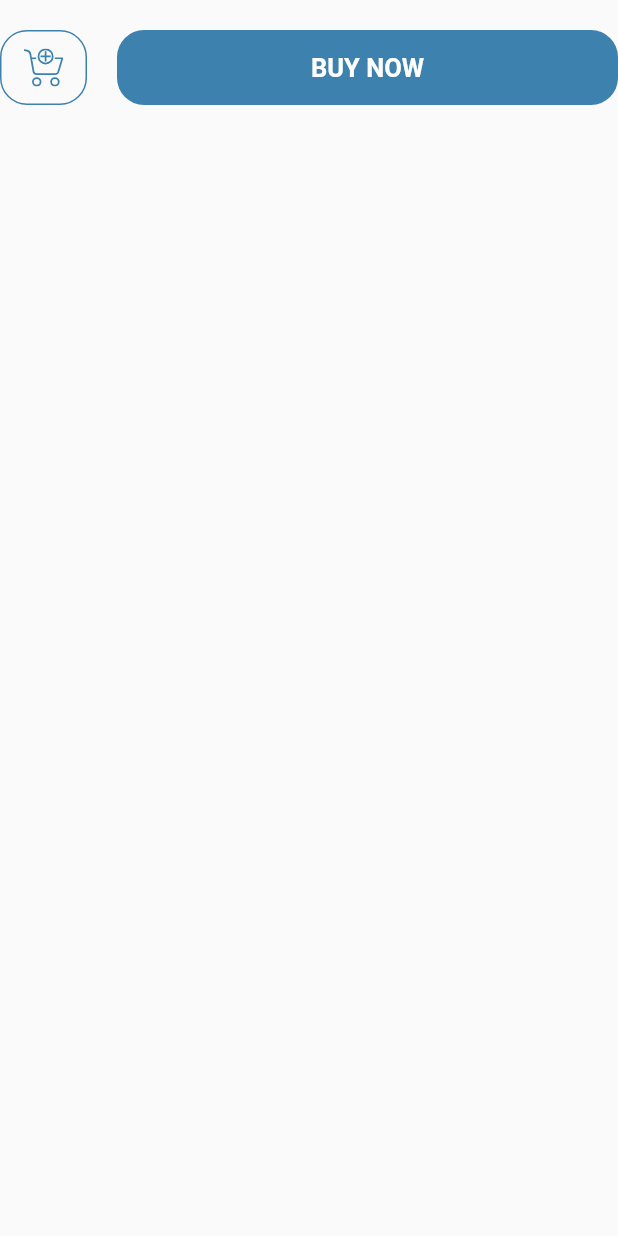
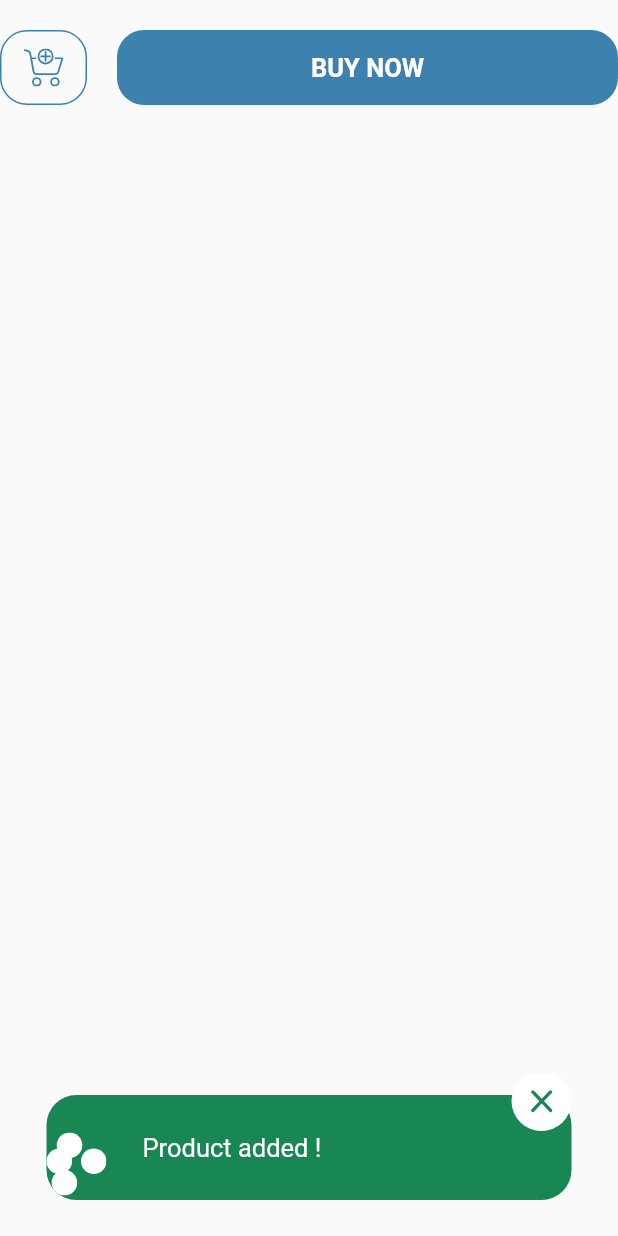
Before and after one commit to Harley755/online_bag_shop-flutter, a Flutter app: the AddToCart widget shown alone on an empty page, opened directly with sample values from the repository, after a tap on an icon or button, on a phone screen of 412 x 824 dp. Run offline on Flutter 3.47's test engine with Material 2 defaults, Android fonts, the light colour scheme and no system bars; our stand-ins replace flutter_svg.

Commit message:
add showSnakBar to add to cart button

```diff
--- /dev/null
+++ b/lib/provider/product_provider.dart
@@ -0,0 +1,21 @@
+import 'package:flutter/material.dart';
+import 'package:online_bag_shop/model/product.dart';
+
+class ProductProvider extends ChangeNotifier {
+  final List<Product> _initialProducts = products;
+  List<Product> get myAllProducts => _initialProducts;
+
+  List<Product> myCart = [];
+  List<Product> get getCart => myCart;
+
+  void addToCart(Product product) {
+    getCart.add(product);
+    notifyListeners();
+  }
+
+  void removeToCart(Product product) {
+    getCart.remove(product);
+    print("deleteSuccessfully");
+    notifyListeners();
+  }
+}
--- a/lib/screens/details/components/add_to_cart.dart
+++ b/lib/screens/details/components/add_to_cart.dart
@@ -2,8 +2,11 @@ import 'package:flutter/material.dart';
 import 'package:flutter_svg/flutter_svg.dart';
 import 'package:online_bag_shop/constants.dart';
 import 'package:online_bag_shop/model/product.dart';
+import 'package:online_bag_shop/provider/product_provider.dart';
+import 'package:online_bag_shop/utils.dart';
+import 'package:provider/provider.dart';
 
-class AddToCart extends StatelessWidget {
+class AddToCart extends StatefulWidget {
   const AddToCart({
     Key? key,
     required this.product,
@@ -12,7 +15,14 @@ class AddToCart extends StatelessWidget {
   final Product product;
 
   @override
+  State<AddToCart> createState() => _AddToCartState();
+}
+
+class _AddToCartState extends State<AddToCart> {
+  @override
   Widget build(BuildContext context) {
+    final myCart = context.read<ProductProvider>().getCart;
+
     return Padding(
       padding: const EdgeInsets.symmetric(
         vertical: kDefaultPaddin,
@@ -27,13 +37,27 @@ class AddToCart extends StatelessWidget {
             width: 58.0,
             decoration: BoxDecoration(
               borderRadius: BorderRadius.circular(18.0),
-              border: Border.all(color: product.color),
+              border: Border.all(color: widget.product.color),
             ),
             child: IconButton(
-              onPressed: () {},
+              onPressed: () {
+                if (!myCart.contains(widget.product)) {
+                  context.read<ProductProvider>().addToCart(widget.product);
+                  // showSnackBar(
+                  //   const Color(0xFF198754),
+                  //   'Product added !',
+                  //   const Color(0xFF198754),
+                  //   const Color(0xFFFFFFFF),
+                  //   context,
+                  // );
+                  showSnackBar(context: context, isAdded: false);
+                } else {
+                  showSnackBar(context: context, isAdded: true);
+                }
+              },
               icon: SvgPicture.asset(
                 'assets/icons/add_to_cart.svg',
-                color: product.color,
+                color: widget.product.color,
               ),
             ),
           ),
@@ -42,7 +66,7 @@ class AddToCart extends StatelessWidget {
               height: 50.0,
               child: TextButton(
                 style: TextButton.styleFrom(
-                  backgroundColor: product.color,
+                  backgroundColor: widget.product.color,
                   shape: RoundedRectangleBorder(
                     borderRadius: BorderRadius.circular(18.0),
                   ),
--- a/lib/screens/home/components/body.dart
+++ b/lib/screens/home/components/body.dart
@@ -1,15 +1,17 @@
 import 'package:flutter/material.dart';
 import 'package:online_bag_shop/constants.dart';
-import 'package:online_bag_shop/model/product.dart';
+import 'package:online_bag_shop/provider/product_provider.dart';
 import 'package:online_bag_shop/screens/details/details_screen.dart';
 import 'package:online_bag_shop/screens/home/components/categories.dart';
 import 'package:online_bag_shop/screens/home/components/item_card.dart';
+import 'package:provider/provider.dart';
 
 class Body extends StatelessWidget {
   const Body({super.key});
 
   @override
   Widget build(BuildContext context) {
+    var myAllProducts = context.watch<ProductProvider>().myAllProducts;
     return Column(
       crossAxisAlignment: CrossAxisAlignment.start,
       children: [
@@ -28,7 +30,7 @@ class Body extends StatelessWidget {
           child: Padding(
             padding: const EdgeInsets.symmetric(horizontal: kDefaultPaddin),
             child: GridView.builder(
-              itemCount: products.length,
+              itemCount: myAllProducts.length,
               gridDelegate: const SliverGridDelegateWithFixedCrossAxisCount(
                 crossAxisCount: 2,
                 childAspectRatio: .75,
@@ -36,10 +38,10 @@ class Body extends StatelessWidget {
                 crossAxisSpacing: kDefaultPaddin,
               ),
               itemBuilder: (context, index) => ItemCard(
-                product: products[index],
+                product: myAllProducts[index],
                 press: () => Navigator.of(context).push(MaterialPageRoute(
                   builder: (context) => DetailsScreen(
-                    product: products[index],
+                    product: myAllProducts[index],
                   ),
                 )),
               ),
--- a/lib/screens/home/home_screen.dart
+++ b/lib/screens/home/home_screen.dart
@@ -1,20 +1,24 @@
 import 'package:flutter/material.dart';
 import 'package:flutter_svg/flutter_svg.dart';
 import 'package:online_bag_shop/constants.dart';
+import 'package:online_bag_shop/provider/product_provider.dart';
+import 'package:online_bag_shop/screens/cart/cart_screen.dart';
 import 'package:online_bag_shop/screens/home/components/body.dart';
+import 'package:provider/provider.dart';
 
 class HomeScreen extends StatelessWidget {
   const HomeScreen({super.key});
 
   @override
   Widget build(BuildContext context) {
+    final myCartLength = context.watch<ProductProvider>().getCart;
     return Scaffold(
-      appBar: builAppBar(),
+      appBar: builAppBar(context, myCartLength),
       body: const Body(),
     );
   }
 
-  AppBar builAppBar() {
+  AppBar builAppBar(context, myCartLength) {
     return AppBar(
       backgroundColor: Colors.white,
       elevation: 0.0,
@@ -31,14 +35,31 @@ class HomeScreen extends StatelessWidget {
           ),
           color: kTextColor,
         ),
+        Stack(
+          alignment: Alignment.topRight,
+          children: [
             IconButton(
-          onPressed: () {},
+              onPressed: () => Navigator.of(context).push(MaterialPageRoute(
+                builder: (context) => const CartScreen(),
+              )),
               icon: SvgPicture.asset(
                 "assets/icons/cart.svg",
                 color: kTextColor,
               ),
               color: kTextColor,
             ),
+            Container(
+              padding: EdgeInsets.zero,
+              height: 21.0,
+              width: 21.0,
+              decoration: const BoxDecoration(
+                shape: BoxShape.circle,
+                color: Colors.red,
+              ),
+              child: Center(child: Text(myCartLength.length.toString())),
+            )
+          ],
+        ),
         const SizedBox(width: kDefaultPaddin / 2)
       ],
     );
--- /dev/null
+++ b/lib/utils.dart
@@ -0,0 +1,81 @@
+import 'package:flutter/material.dart';
+import 'package:flutter_svg/flutter_svg.dart';
+
+showSnackBar({
+  required isAdded,
+  required BuildContext context,
+}) {
+  ScaffoldMessenger.of(context).showSnackBar(
+    SnackBar(
+      content: Stack(
+        clipBehavior: Clip.none,
+        children: [
+          Container(
+            padding: const EdgeInsets.all(16.0),
+            height: 70.0,
+            decoration: BoxDecoration(
+              color:
+                  isAdded ? const Color(0xFFC72C41) : const Color(0xFF198754),
+              borderRadius: const BorderRadius.all(Radius.circular(20.0)),
+            ),
+            child: Row(
+              children: [
+                const SizedBox(width: 48.0),
+                Expanded(
+                  child: Text(
+                    isAdded ? 'Product already add !' : 'Product added !',
+                    style: const TextStyle(
+                      color: Colors.white,
+                      fontSize: 17.0,
+                    ),
+                    maxLines: 2,
+                    overflow: TextOverflow.ellipsis,
+                  ),
+                ),
+              ],
+            ),
+          ),
+          Positioned(
+            bottom: 0,
+            child: ClipRRect(
+              borderRadius: const BorderRadius.only(
+                bottomLeft: Radius.circular(20),
+              ),
+              child: SvgPicture.asset('assets/icons/bubbles.svg',
+                  height: 48.0,
+                  width: 40.0,
+                  color: isAdded
+                      ? const Color(0xFF801336)
+                      : const Color(0xFFFFFFFF)),
+            ),
+          ),
+          Positioned(
+            top: -20,
+            right: 0,
+            child: Container(
+              height: 48.0,
+              width: 40.0,
+              decoration: BoxDecoration(
+                  shape: BoxShape.circle,
+                  color: isAdded
+                      ? const Color(0xFF801336)
+                      : const Color(0xFFFFFFFF)),
+              child: Center(
+                child: SvgPicture.asset(
+                  'assets/icons/close.svg',
+                  width: 17.0,
+                  color: isAdded
+                      ? const Color(0xFFFFFFFF)
+                      : const Color(0xFF198754),
+                ),
+              ),
+            ),
+          ),
+        ],
+      ),
+      behavior: SnackBarBehavior.floating,
+      backgroundColor: Colors.transparent,
+      elevation: 0.0,
+    ),
+  );
+}
--- a/pubspec.yaml
+++ b/pubspec.yaml
@@ -32,7 +32,8 @@ dependencies:
   cupertino_icons: ^1.0.2
   flutter:
     sdk: flutter
-  flutter_svg:
+  flutter_svg: null
+  provider: ^6.0.5
 
 dev_dependencies:
   flutter_lints: ^2.0.0
```
Also changed, not shown: lib/main.dart (+6 -1 lines), lib/screens/cart/cart_screen.dart (added, +41 -0 lines), lib/screens/cart/components/body.dart (added, +99 -0 lines), assets/icons/bubbles.svg (added), assets/icons/close.svg (added), pubspec.lock. Lines whose indentation alone changed are shown as unchanged.
